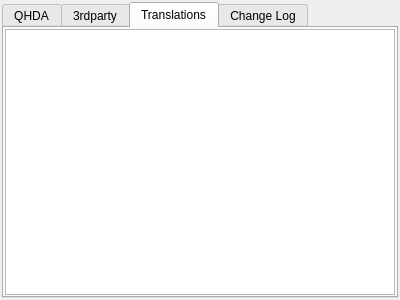
This is ui/about.ui in pussbb/QHDA as Qt 5 draws it before an edit. The edited form follows.
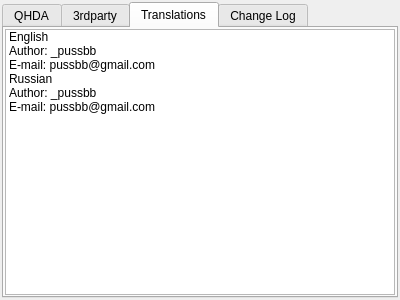
This is the edited form. The open tabs and pages were chosen to show the change. Icons and pictures are not drawn.

Commit message: update about dialog

```diff
--- a/ui/about.ui
+++ b/ui/about.ui
@@ -134,7 +134,39 @@
         <number>1</number>
        </property>
        <item row="0" column="0">
-        <widget class="QListWidget" name="listWidget"/>
+        <widget class="QListWidget" name="translationList">
+         <property name="iconSize">
+          <size>
+           <width>24</width>
+           <height>24</height>
+          </size>
+         </property>
+         <property name="viewMode">
+          <enum>QListView::ListMode</enum>
+         </property>
+         <item>
+          <property name="text">
+           <string>English
+Author: _pussbb
+E-mail: pussbb@gmail.com</string>
+          </property>
+          <property name="icon">
+           <iconset resource="../resource/qhda.qrc">
+            <normaloff>:/core/flags/en.png</normaloff>:/core/flags/en.png</iconset>
+          </property>
+         </item>
+         <item>
+          <property name="text">
+           <string>Russian
+Author: _pussbb
+E-mail: pussbb@gmail.com</string>
+          </property>
+          <property name="icon">
+           <iconset resource="../resource/qhda.qrc">
+            <normaloff>:/core/flags/ru.png</normaloff>:/core/flags/ru.png</iconset>
+          </property>
+         </item>
+        </widget>
        </item>
       </layout>
      </widget>
```
Left out of the diff: 8 changed lines with no effect on the pictures. The commit also changes 1 other file.
